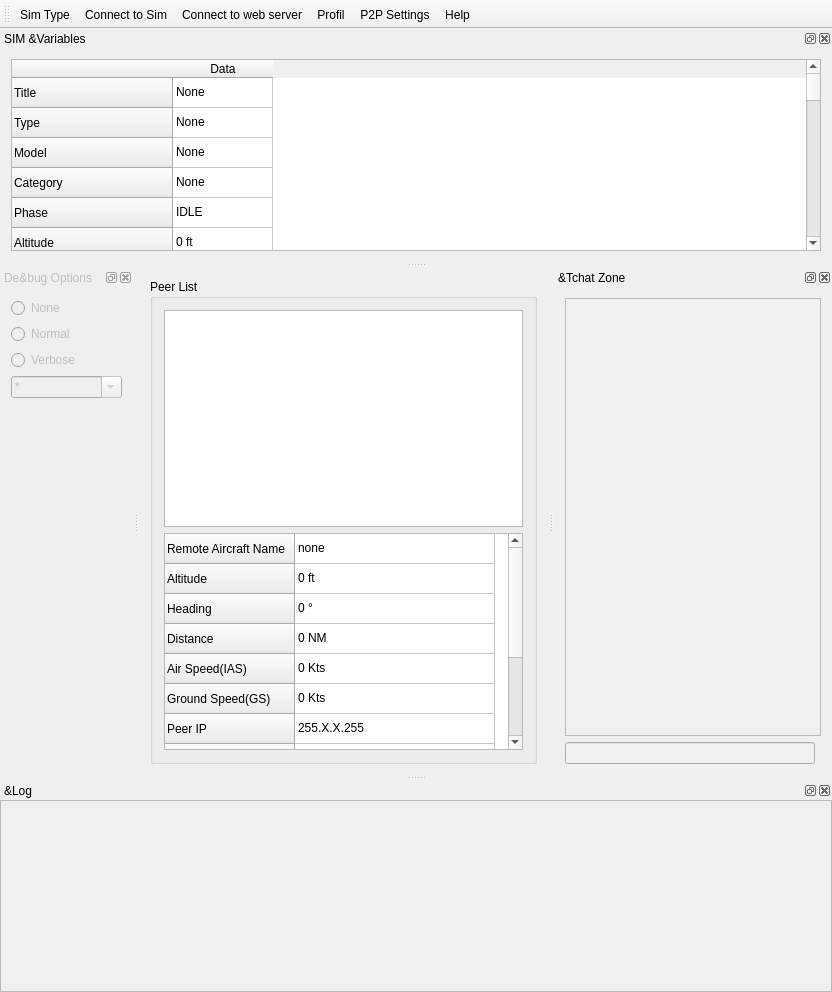
Above: gui/mainwindow.ui from Artemia76/ffs2play before the change. Below: the same form after it.
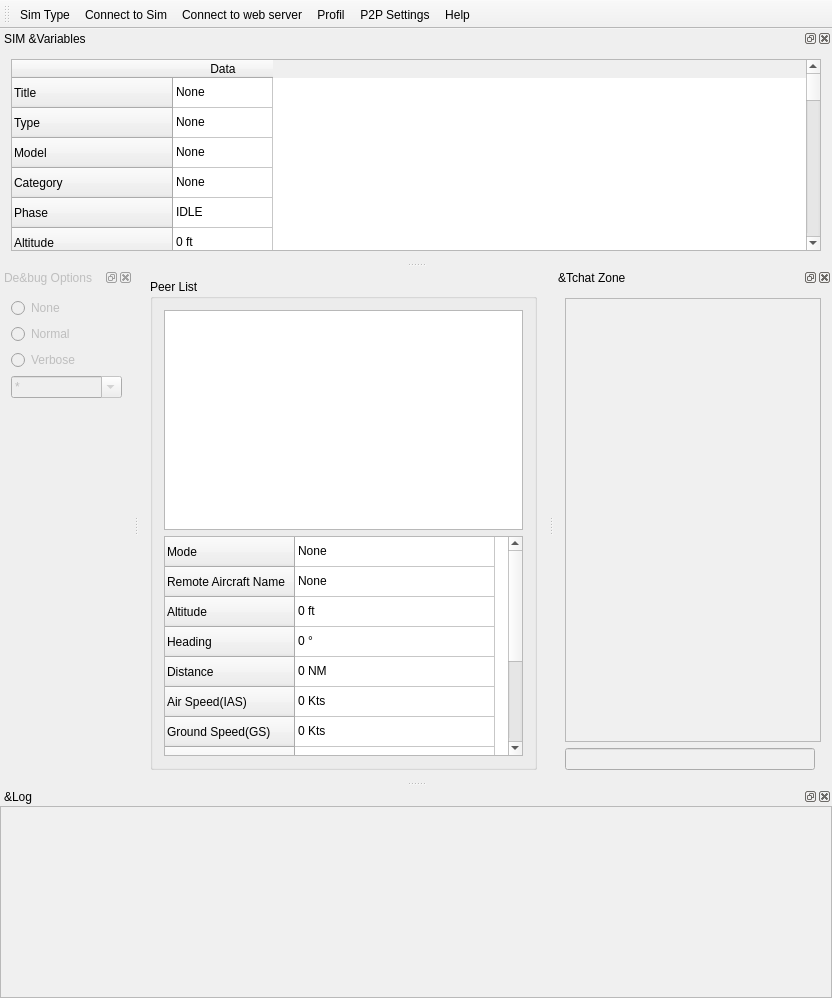
That is the form after the change. Icons and pictures are not drawn.

```diff
--- a/gui/mainwindow.ui
+++ b/gui/mainwindow.ui
@@ -7,7 +7,7 @@
     <x>0</x>
     <y>0</y>
     <width>832</width>
-    <height>992</height>
+    <height>998</height>
    </rect>
   </property>
   <property name="sizePolicy">
@@ -69,6 +69,11 @@
          <attribute name="verticalHeaderDefaultSectionSize">
           <number>30</number>
          </attribute>
+         <row>
+          <property name="text">
+           <string>Mode</string>
+          </property>
+         </row>
          <row>
           <property name="text">
            <string>Remote Aircraft Name</string>
@@ -124,11 +129,6 @@
            <string>SndCnt</string>
           </property>
          </row>
-         <row>
-          <property name="text">
-           <string/>
-          </property>
-         </row>
          <column>
           <property name="text">
            <string>Value</string>
@@ -136,27 +136,27 @@
          </column>
          <item row="0" column="0">
           <property name="text">
-           <string>none</string>
+           <string>None</string>
           </property>
          </item>
          <item row="1" column="0">
           <property name="text">
-           <string>0 ft</string>
+           <string>None</string>
           </property>
          </item>
          <item row="2" column="0">
           <property name="text">
-           <string>0 °</string>
+           <string>0 ft</string>
           </property>
          </item>
          <item row="3" column="0">
           <property name="text">
-           <string>0 NM</string>
+           <string>0 °</string>
           </property>
          </item>
          <item row="4" column="0">
           <property name="text">
-           <string>0 Kts</string>
+           <string>0 NM</string>
           </property>
          </item>
          <item row="5" column="0">
@@ -166,22 +166,22 @@
          </item>
          <item row="6" column="0">
           <property name="text">
-           <string>255.X.X.255</string>
+           <string>0 Kts</string>
           </property>
          </item>
          <item row="7" column="0">
           <property name="text">
-           <string>57435</string>
+           <string>255.X.X.255</string>
           </property>
          </item>
          <item row="8" column="0">
           <property name="text">
-           <string>50 msec</string>
+           <string>57435</string>
           </property>
          </item>
          <item row="9" column="0">
           <property name="text">
-           <string>0</string>
+           <string>50 msec</string>
           </property>
          </item>
          <item row="10" column="0">
@@ -189,6 +189,11 @@
            <string>0</string>
           </property>
          </item>
+         <item row="11" column="0">
+          <property name="text">
+           <string>0</string>
+          </property>
+         </item>
         </widget>
        </item>
       </layout>
@@ -810,7 +815,7 @@
    <property name="minimumSize">
     <size>
      <width>98</width>
-     <height>109</height>
+     <height>118</height>
     </size>
    </property>
    <property name="maximumSize">
```
Left out of the diff: 3 changed lines with no effect on the pictures.
